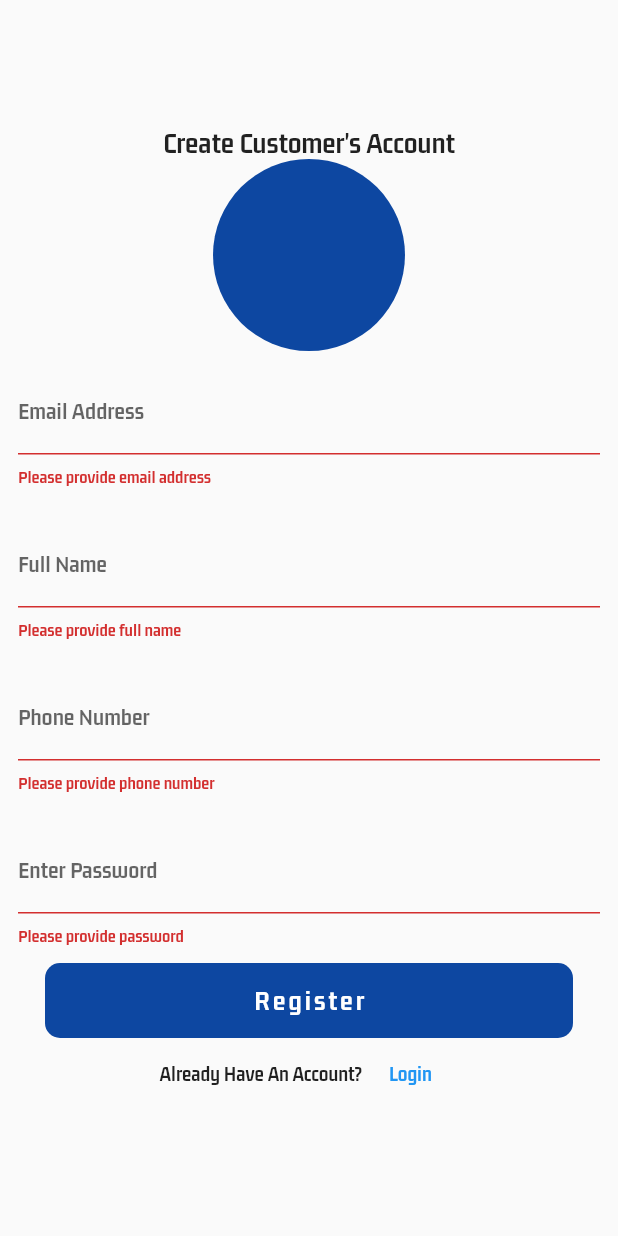
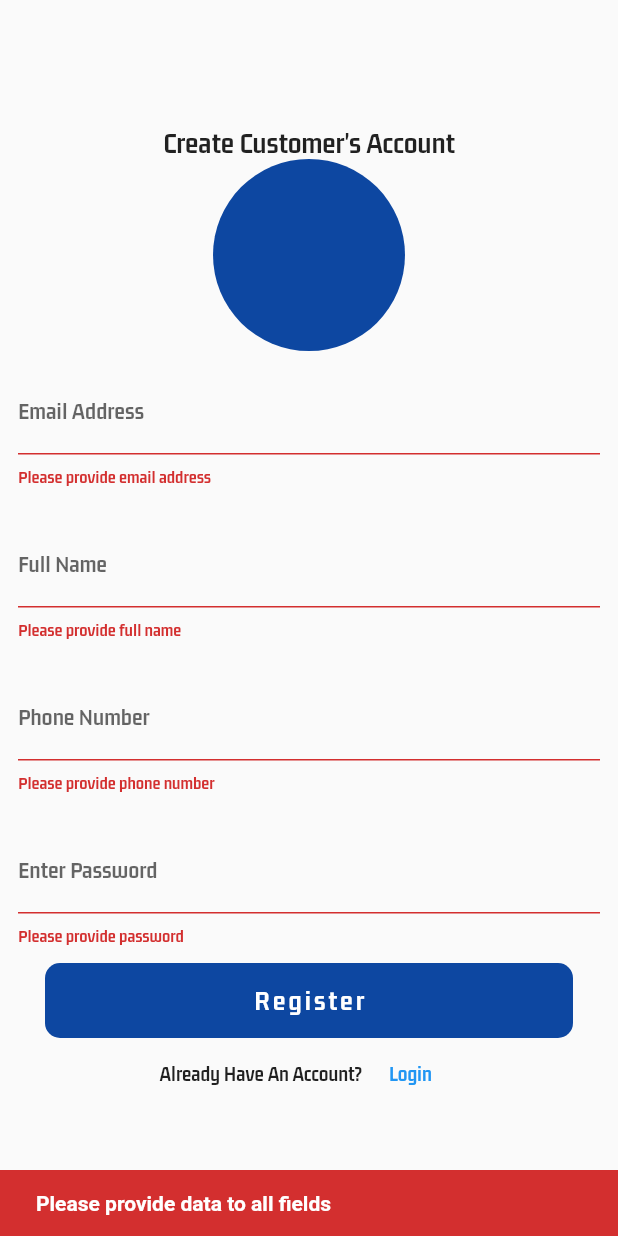
Before and after one commit to Franki124/multi_store, a Flutter app: the screen it shows after launch, after a tap on "Register", on a phone screen of 412 x 824 dp. Run offline on Flutter 3.47's test engine with Material 2 defaults, Android fonts, the phone set to English and light mode, and no system bars; our stand-ins replace cloud_firestore, firebase_auth, firebase_core, flutter_svg; accounts and stored records are empty.

Commit message:
Added Snackbar for login process

```diff
--- /dev/null
+++ b/lib/utils/show_snackBar.dart
@@ -0,0 +1,11 @@
+import 'package:flutter/material.dart';
+
+showSnack(context, String title) {
+  ScaffoldMessenger.of(context).showSnackBar(SnackBar(
+    backgroundColor: Colors.red.shade700,
+    content: Text(
+      title,
+      style: TextStyle(fontWeight: FontWeight.bold),
+    ),
+  ));
+}
--- a/lib/views/buyers/auth/register_screen.dart
+++ b/lib/views/buyers/auth/register_screen.dart
@@ -1,23 +1,33 @@
 import 'package:flutter/material.dart';
 import 'package:multi_store/controllers/auth_controller.dart';
+import 'package:multi_store/utils/show_snackBar.dart';
 import 'package:multi_store/views/buyers/auth/login_screen.dart';
 
-class RegisterScreen extends StatelessWidget {
+class RegisterScreen extends StatefulWidget {
+  @override
+  State<RegisterScreen> createState() => _RegisterScreenState();
+}
+
+class _RegisterScreenState extends State<RegisterScreen> {
   final AuthController _authController = AuthController();
+
   final GlobalKey<FormState> _formKey = GlobalKey<FormState>();
 
   late String email;
+
   late String fullName;
+
   late String phoneNumber;
+
   late String password;
-
 
   _signUpUser() async {
     if(_formKey.currentState!.validate()) {
       await _authController.signUpUsers(
           email, fullName, phoneNumber, password);
+      return showSnack(context, "Congratulations, account has been created");
     } else {
-      print("Error");
+      return showSnack(context, "Please provide data to all fields");
     }
   }
 
```
